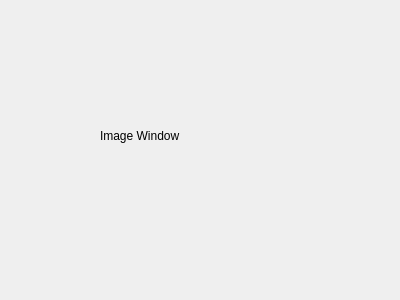
Qt form imagewindow.ui (j71200/DentistHelper) before a commit.
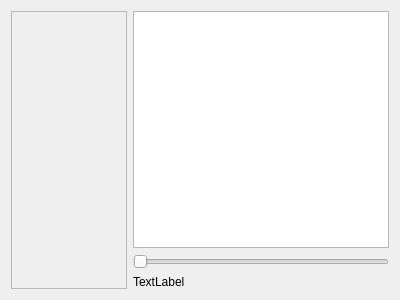
The same form after that commit. Custom widgets are drawn as their Qt base class.

Commit message: Finished image window

Patch:
```diff
--- a/imagewindow.ui
+++ b/imagewindow.ui
@@ -13,20 +13,54 @@
   <property name="windowTitle">
    <string>Form</string>
   </property>
-  <widget class="QLabel" name="label">
+  <layout class="QHBoxLayout" name="horizontalLayout">
+   <item>
+    <widget class="QScrollArea" name="scrollArea">
+     <property name="widgetResizable">
+      <bool>true</bool>
+     </property>
+     <widget class="QWidget" name="scrollAreaWidgetContents">
    <property name="geometry">
     <rect>
-     <x>100</x>
-     <y>90</y>
-     <width>161</width>
-     <height>91</height>
-    </rect>
-   </property>
+        <x>0</x>
+        <y>0</y>
+        <width>101</width>
+        <height>274</height>
+       </rect>
+      </property>
+     </widget>
+    </widget>
+   </item>
+   <item>
+    <layout class="QVBoxLayout" name="verticalLayout">
+     <item>
+      <widget class="CustomTreeView" name="treeView"/>
+     </item>
+     <item>
+      <widget class="QSlider" name="scaleSlider">
+       <property name="orientation">
+        <enum>Qt::Horizontal</enum>
+       </property>
+      </widget>
+     </item>
+     <item>
+      <widget class="QLabel" name="scaleLabel">
    <property name="text">
-    <string>Image Window</string>
-   </property>
-  </widget>
+        <string>TextLabel</string>
+       </property>
+      </widget>
+     </item>
+    </layout>
+   </item>
+  </layout>
  </widget>
+ <customwidgets>
+  <customwidget>
+   <class>CustomTreeView</class>
+   <extends>QTreeView</extends>
+   <header>customtreeview.h</header>
+  </customwidget>
+ </customwidgets>
  <resources/>
  <connections/>
 </ui>
```
Lines whose indentation alone changed are shown as unchanged. The commit also changes 3 other files.
